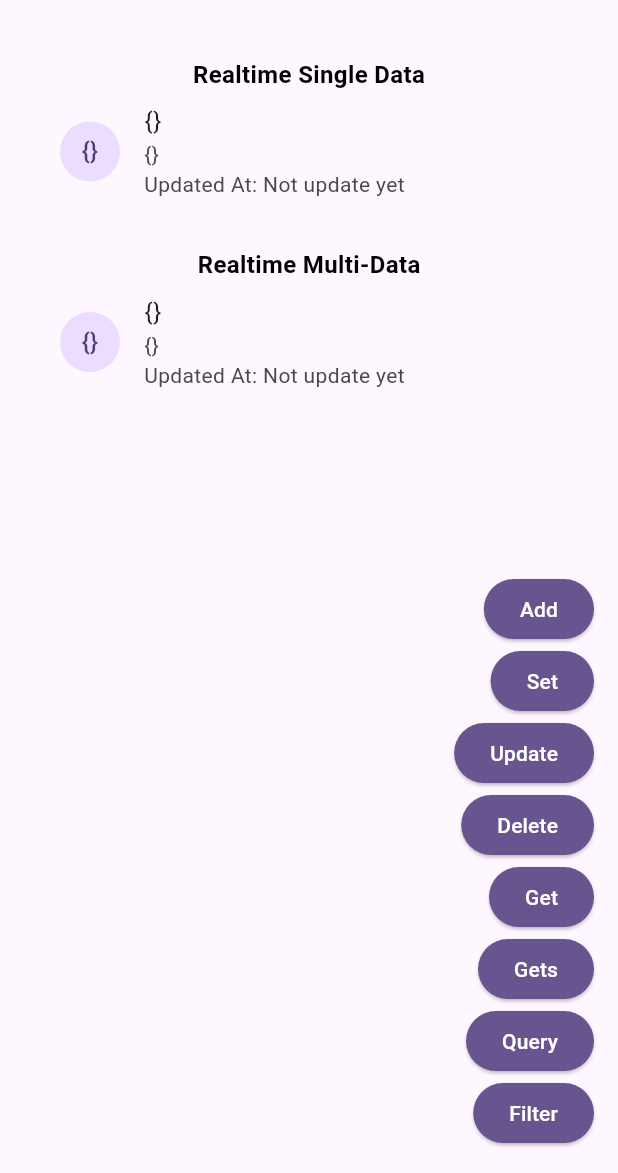
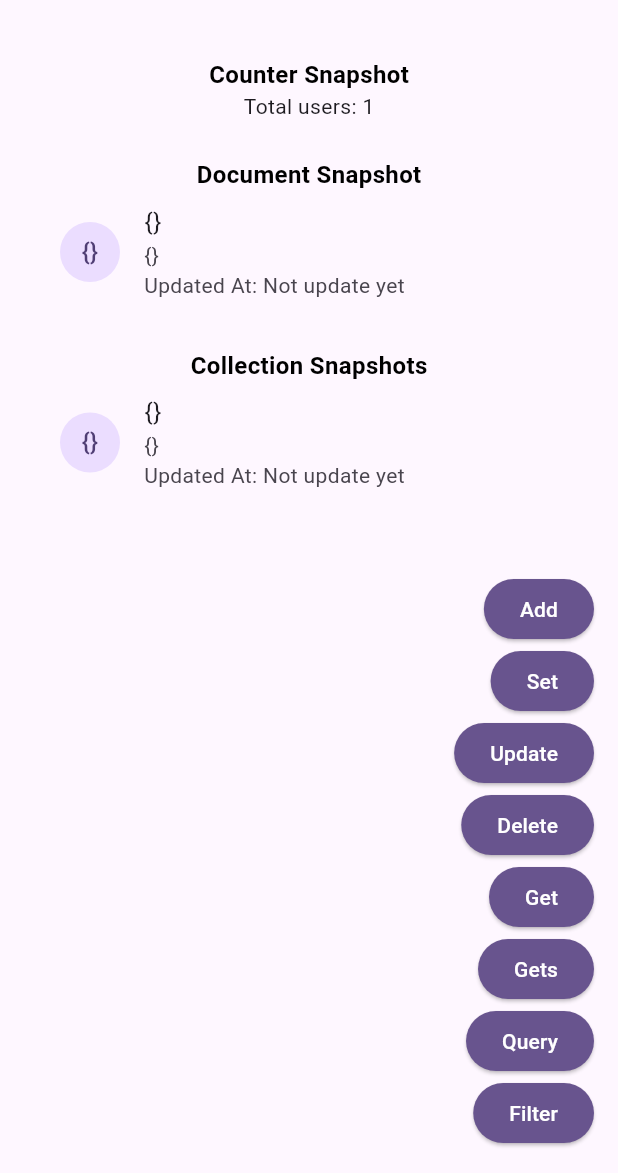
Before and after one commit to Mohiuddin655-PUB/flutter_in_app_database, a Flutter app: the screen it shows after launch, after a tap on "Set", on a phone screen of 412 x 824 dp, the part 63-1236 px from its top. Run offline on Flutter 3.47's test engine with Material 3 defaults, Android fonts, the phone set to English and light mode, and no system bars; our stand-ins replace shared_preferences; missing offline and left inert: in_app_faker, in_app_query.

Commit message:
## 1.2.0
* stable version
* Add query mode
* Add filter mode
* Add sorting mode
* Add selection mode
* Add collection mode
* Add document mode
* Add retrieve document mode
* Add retrieve collection mode
* Add collection stream mode
* Add document stream mode
* Add collection document add mode
* Add document set mode
* Add document update mode
* Add existing document field value update mode
  Like: arrayUnion, arrayRemove, delete, serverTimestamp, increment
* Add document delete mode

```diff
--- a/example/lib/main.dart
+++ b/example/lib/main.dart
@@ -7,23 +7,22 @@ import 'package:shared_preferences/shared_preferences.dart';
 
 Future<void> main() async {
   WidgetsFlutterBinding.ensureInitialized();
-  // final db = await SharedPreferences.getInstance();
-  Map<String, dynamic> db = {};
+  final db = await SharedPreferences.getInstance();
+  // Map<String, dynamic> db = {};
   await InAppDatabase.init(
     reader: (String key) async {
-      // return db.getString(key);
-      final x = db[key];
-      return x;
+      return db.getString(key);
+      // return db[key];
     },
     writer: (String key, String? value) async {
       if (value != null) {
-        // return db.setString(key, value);
-        db[key] = value;
-        return true;
+        return db.setString(key, value);
+        // db[key] = value;
+        // return true;
       } else {
-        // return db.remove(key);
-        db.remove(key);
-        return true;
+        return db.remove(key);
+        // db.remove(key);
+        // return true;
       }
     },
   );
@@ -71,7 +70,24 @@ class _HomeState extends State<Home> {
               crossAxisAlignment: CrossAxisAlignment.center,
               children: [
                 const Text(
-                  "Realtime Single Data",
+                  "Counter Snapshot",
+                  style: TextStyle(
+                    color: Colors.black,
+                    fontWeight: FontWeight.bold,
+                    fontSize: 16,
+                  ),
+                ),
+                StreamBuilder(
+                  stream:
+                      InAppDatabase.i.collection("users").count().snapshots(),
+                  builder: (context, s) {
+                    final count = s.data?.docs ?? 0;
+                    return Text("Total users: $count");
+                  },
+                ),
+                const SizedBox(height: 24),
+                const Text(
+                  "Document Snapshot",
                   style: TextStyle(
                     color: Colors.black,
                     fontWeight: FontWeight.bold,
@@ -103,7 +119,7 @@ class _HomeState extends State<Home> {
                 ),
                 const SizedBox(height: 24),
                 const Text(
-                  "Realtime Multi-Data",
+                  "Collection Snapshots",
                   style: TextStyle(
                     color: Colors.black,
                     fontWeight: FontWeight.bold,
@@ -161,19 +177,23 @@ class _HomeState extends State<Home> {
           ),
           Button(
             text: "Set",
-            onClick: () => InAppDatabase.i.collection("users").doc("1").set({
+            onClick: () {
+              InAppDatabase.i.collection("users").doc("1").set({
                 "username": UserFaker.username,
                 "email": UserFaker.email,
                 "age": UserFaker.age,
                 "country": UserFaker.country,
                 "photoUrl": UserFaker.photoUrl,
-            }),
+              });
+            },
           ),
           Button(
             text: "Update",
-            onClick: () => InAppDatabase.i.collection("users").doc("1").update({
+            onClick: () {
+              InAppDatabase.i.collection("users").doc("1").update({
                 "updateAt": DateTime.now().millisecondsSinceEpoch.toString(),
-            }),
+              });
+            },
           ),
           Button(
             text: "Delete",
--- a/lib/src/database.dart
+++ b/lib/src/database.dart
@@ -127,6 +127,7 @@ class InAppDatabase {
     required String documentId,
     InAppDocument? value,
   }) {
+    if (type.isDocument) {
       return _reader(collectionPath).then((root) {
         final raw = root is String ? jsonDecode(root) : root;
         final base = raw is Map ? raw : {};
@@ -140,5 +141,9 @@ class InAppDatabase {
         final body = jsonEncode(base);
         return _writer(collectionPath, body);
       });
+    } else {
+      final body = value is Map ? jsonEncode(value) : null;
+      return _writer(collectionPath, body);
     }
   }
+}
--- a/lib/src/notifier.dart
+++ b/lib/src/notifier.dart
@@ -16,9 +16,9 @@ class _InAppQueryNotifier extends _InAppNotifier<InAppQuerySnapshot?> {
     InAppDocumentSnapshot? value,
   ]) {
     final i = children[id];
-    if (i == null) children[id] = _InAppDocumentNotifier(value);
+    if (i == null) children[id] = _InAppDocumentNotifier(value, id);
     final x = i ?? children[id];
-    return x is _InAppDocumentNotifier ? x : _InAppDocumentNotifier(null);
+    return x is _InAppDocumentNotifier ? x : _InAppDocumentNotifier(null, id);
   }
 
   @override
@@ -41,7 +41,9 @@ class _InAppQueryNotifier extends _InAppNotifier<InAppQuerySnapshot?> {
 }
 
 class _InAppDocumentNotifier extends _InAppNotifier<InAppDocumentSnapshot?> {
-  _InAppDocumentNotifier(super.data);
+  final String id;
+
+  _InAppDocumentNotifier(super.data, this.id);
 
   @override
   set value(InAppDocumentSnapshot? value) {
@@ -57,4 +59,9 @@ class _InAppDocumentNotifier extends _InAppNotifier<InAppDocumentSnapshot?> {
       super.value = null;
     }
   }
+
+  @override
+  String toString() {
+    return "DocumentNotifier($id)";
+  }
 }
```
Also changed, not shown: lib/src/document.dart (+19 -1 lines). Lines whose indentation alone changed are shown as unchanged.
